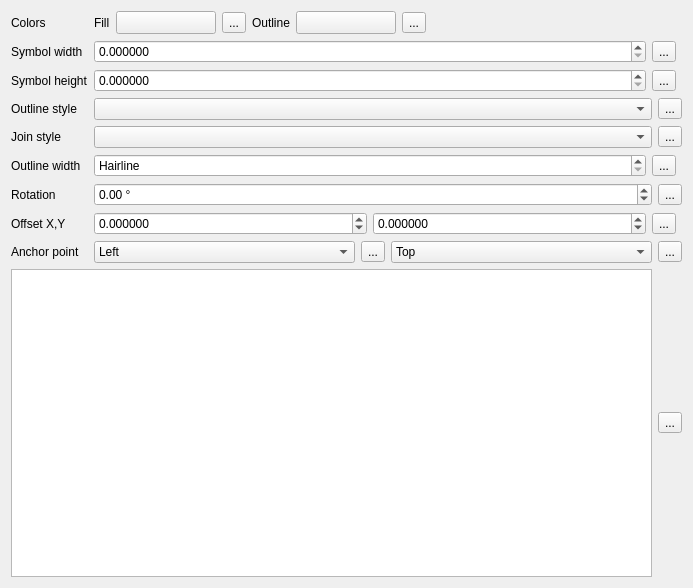
Above: src/ui/symbollayer/widget_ellipse.ui from carsmie/QGIS before the change. Below: the same form after it.
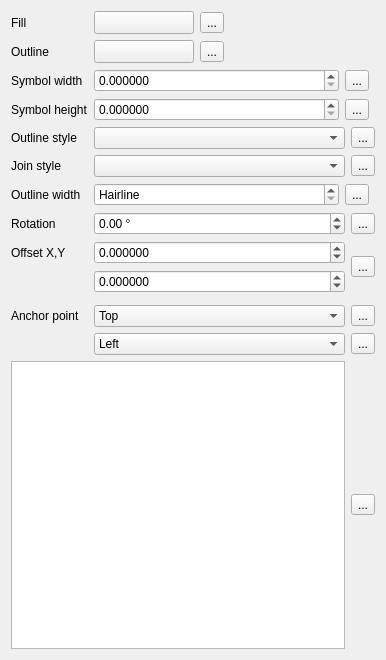
That is the form after the change. Custom widgets are drawn as their Qt base class.

Commit message: [FEATURE] Add style/history tab to style dock

```diff
--- a/src/ui/symbollayer/widget_ellipse.ui
+++ b/src/ui/symbollayer/widget_ellipse.ui
@@ -6,115 +6,15 @@
    <rect>
     <x>0</x>
     <y>0</y>
-    <width>693</width>
-    <height>588</height>
+    <width>386</width>
+    <height>660</height>
    </rect>
   </property>
   <property name="windowTitle">
    <string>Form</string>
   </property>
-  <layout class="QGridLayout" name="gridLayout_2">
+  <layout class="QFormLayout" name="formLayout">
    <item row="0" column="0">
-    <layout class="QGridLayout" name="gridLayout">
-     <item row="1" column="0">
-      <widget class="QLabel" name="mSymbolWidthLabel">
-       <property name="text">
-        <string>Symbol width</string>
-       </property>
-       <property name="buddy">
-        <cstring>mWidthSpinBox</cstring>
-       </property>
-      </widget>
-     </item>
-     <item row="2" column="0">
-      <widget class="QLabel" name="mSymbolHeightLabel">
-       <property name="text">
-        <string>Symbol height</string>
-       </property>
-       <property name="buddy">
-        <cstring>mHeightSpinBox</cstring>
-       </property>
-      </widget>
-     </item>
-     <item row="8" column="1">
-      <layout class="QHBoxLayout" name="horizontalLayout_6">
-       <item>
-        <widget class="QComboBox" name="mHorizontalAnchorComboBox">
-         <item>
-          <property name="text">
-           <string>Left</string>
-          </property>
-         </item>
-         <item>
-          <property name="text">
-           <string>HCenter</string>
-          </property>
-         </item>
-         <item>
-          <property name="text">
-           <string>Right</string>
-          </property>
-         </item>
-        </widget>
-       </item>
-       <item>
-        <widget class="QgsDataDefinedButton" name="mHorizontalAnchorDDBtn">
-         <property name="text">
-          <string>...</string>
-         </property>
-        </widget>
-       </item>
-       <item>
-        <widget class="QComboBox" name="mVerticalAnchorComboBox">
-         <item>
-          <property name="text">
-           <string>Top</string>
-          </property>
-         </item>
-         <item>
-          <property name="text">
-           <string>VCenter</string>
-          </property>
-         </item>
-         <item>
-          <property name="text">
-           <string>Bottom</string>
-          </property>
-         </item>
-        </widget>
-       </item>
-       <item>
-        <widget class="QgsDataDefinedButton" name="mVerticalAnchorDDBtn">
-         <property name="text">
-          <string>...</string>
-         </property>
-        </widget>
-       </item>
-      </layout>
-     </item>
-     <item row="8" column="0">
-      <widget class="QLabel" name="mAnchorPointLabel">
-       <property name="text">
-        <string>Anchor point</string>
-       </property>
-       <property name="buddy">
-        <cstring>mHorizontalAnchorComboBox</cstring>
-       </property>
-      </widget>
-     </item>
-     <item row="7" column="0">
-      <widget class="QLabel" name="label_5">
-       <property name="text">
-        <string>Offset X,Y</string>
-       </property>
-       <property name="buddy">
-        <cstring>spinOffsetX</cstring>
-       </property>
-      </widget>
-     </item>
-     <item row="0" column="1">
-      <layout class="QHBoxLayout" name="horizontalLayout_4">
-       <item>
         <widget class="QLabel" name="label_3">
          <property name="sizePolicy">
           <sizepolicy hsizetype="Maximum" vsizetype="Preferred">
@@ -130,6 +30,11 @@
          </property>
         </widget>
        </item>
+   <item row="0" column="1">
+    <layout class="QHBoxLayout" name="horizontalLayout_9">
+     <property name="topMargin">
+      <number>0</number>
+     </property>
        <item>
         <widget class="QgsColorButtonV2" name="btnChangeColorFill">
          <property name="minimumSize">
@@ -157,6 +62,21 @@
         </widget>
        </item>
        <item>
+      <spacer name="horizontalSpacer">
+       <property name="orientation">
+        <enum>Qt::Horizontal</enum>
+       </property>
+       <property name="sizeHint" stdset="0">
+        <size>
+         <width>40</width>
+         <height>20</height>
+        </size>
+       </property>
+      </spacer>
+     </item>
+    </layout>
+   </item>
+   <item row="1" column="0">
         <widget class="QLabel" name="label">
          <property name="sizePolicy">
           <sizepolicy hsizetype="Maximum" vsizetype="Preferred">
@@ -172,6 +92,11 @@
          </property>
         </widget>
        </item>
+   <item row="1" column="1">
+    <layout class="QHBoxLayout" name="horizontalLayout_12">
+     <property name="topMargin">
+      <number>0</number>
+     </property>
        <item>
         <widget class="QgsColorButtonV2" name="btnChangeColorBorder">
          <property name="minimumSize">
@@ -199,7 +124,7 @@
         </widget>
        </item>
        <item>
-        <spacer name="horizontalSpacer">
+      <spacer name="horizontalSpacer_2">
          <property name="orientation">
           <enum>Qt::Horizontal</enum>
          </property>
@@ -213,7 +138,70 @@
        </item>
       </layout>
      </item>
+   <item row="2" column="0">
+    <widget class="QLabel" name="mSymbolWidthLabel">
+     <property name="text">
+      <string>Symbol width</string>
+     </property>
+     <property name="buddy">
+      <cstring>mWidthSpinBox</cstring>
+     </property>
+    </widget>
+   </item>
      <item row="2" column="1">
+    <layout class="QHBoxLayout" name="horizontalLayout">
+     <item>
+      <widget class="QgsDoubleSpinBox" name="mWidthSpinBox">
+       <property name="sizePolicy">
+        <sizepolicy hsizetype="Minimum" vsizetype="Fixed">
+         <horstretch>1</horstretch>
+         <verstretch>0</verstretch>
+        </sizepolicy>
+       </property>
+       <property name="decimals">
+        <number>6</number>
+       </property>
+       <property name="maximum">
+        <double>999999999.000000000000000</double>
+       </property>
+       <property name="singleStep">
+        <double>0.200000000000000</double>
+       </property>
+       <property name="showClearButton" stdset="0">
+        <bool>false</bool>
+       </property>
+      </widget>
+     </item>
+     <item>
+      <widget class="QgsDataDefinedButton" name="mSymbolWidthDDBtn">
+       <property name="text">
+        <string>...</string>
+       </property>
+      </widget>
+     </item>
+     <item>
+      <widget class="QgsUnitSelectionWidget" name="mSymbolWidthUnitWidget" native="true">
+       <property name="minimumSize">
+        <size>
+         <width>0</width>
+         <height>0</height>
+        </size>
+       </property>
+      </widget>
+     </item>
+    </layout>
+   </item>
+   <item row="3" column="0">
+    <widget class="QLabel" name="mSymbolHeightLabel">
+     <property name="text">
+      <string>Symbol height</string>
+     </property>
+     <property name="buddy">
+      <cstring>mHeightSpinBox</cstring>
+     </property>
+    </widget>
+   </item>
+   <item row="3" column="1">
       <layout class="QHBoxLayout" name="horizontalLayout_3">
        <item>
         <widget class="QgsDoubleSpinBox" name="mHeightSpinBox">
@@ -256,7 +244,65 @@
        </item>
       </layout>
      </item>
+   <item row="4" column="0">
+    <widget class="QLabel" name="mOutlineStyleLabel">
+     <property name="text">
+      <string>Outline style</string>
+     </property>
+     <property name="buddy">
+      <cstring>mOutlineStyleComboBox</cstring>
+     </property>
+    </widget>
+   </item>
+   <item row="4" column="1">
+    <layout class="QHBoxLayout" name="horizontalLayout_8">
+     <item>
+      <widget class="QgsPenStyleComboBox" name="mOutlineStyleComboBox"/>
+     </item>
+     <item>
+      <widget class="QgsDataDefinedButton" name="mOutlineStyleDDBtn">
+       <property name="text">
+        <string>...</string>
+       </property>
+      </widget>
+     </item>
+    </layout>
+   </item>
+   <item row="5" column="0">
+    <widget class="QLabel" name="label_8">
+     <property name="text">
+      <string>Join style</string>
+     </property>
+     <property name="alignment">
+      <set>Qt::AlignLeading|Qt::AlignLeft|Qt::AlignVCenter</set>
+     </property>
+    </widget>
+   </item>
      <item row="5" column="1">
+    <layout class="QHBoxLayout" name="horizontalLayout_7">
+     <item>
+      <widget class="QgsPenJoinStyleComboBox" name="cboJoinStyle"/>
+     </item>
+     <item>
+      <widget class="QgsDataDefinedButton" name="mJoinStyleDDBtn">
+       <property name="text">
+        <string>...</string>
+       </property>
+      </widget>
+     </item>
+    </layout>
+   </item>
+   <item row="6" column="0">
+    <widget class="QLabel" name="mOutlineWidthLabel">
+     <property name="text">
+      <string>Outline width</string>
+     </property>
+     <property name="buddy">
+      <cstring>mOutlineWidthSpinBox</cstring>
+     </property>
+    </widget>
+   </item>
+   <item row="6" column="1">
       <layout class="QHBoxLayout" name="horizontalLayout_2">
        <item>
         <widget class="QgsDoubleSpinBox" name="mOutlineWidthSpinBox">
@@ -302,89 +348,7 @@
        </item>
       </layout>
      </item>
-     <item row="7" column="1">
-      <layout class="QHBoxLayout" name="horizontalLayout_5">
-       <item>
-        <widget class="QgsDoubleSpinBox" name="spinOffsetX">
-         <property name="sizePolicy">
-          <sizepolicy hsizetype="Minimum" vsizetype="Fixed">
-           <horstretch>1</horstretch>
-           <verstretch>0</verstretch>
-          </sizepolicy>
-         </property>
-         <property name="decimals">
-          <number>6</number>
-         </property>
-         <property name="minimum">
-          <double>-999999999.000000000000000</double>
-         </property>
-         <property name="maximum">
-          <double>999999999.000000000000000</double>
-         </property>
-         <property name="singleStep">
-          <double>0.200000000000000</double>
-         </property>
-        </widget>
-       </item>
-       <item>
-        <widget class="QgsDoubleSpinBox" name="spinOffsetY">
-         <property name="sizePolicy">
-          <sizepolicy hsizetype="Minimum" vsizetype="Fixed">
-           <horstretch>1</horstretch>
-           <verstretch>0</verstretch>
-          </sizepolicy>
-         </property>
-         <property name="decimals">
-          <number>6</number>
-         </property>
-         <property name="minimum">
-          <double>-999999999.000000000000000</double>
-         </property>
-         <property name="maximum">
-          <double>999999999.000000000000000</double>
-         </property>
-         <property name="singleStep">
-          <double>0.200000000000000</double>
-         </property>
-        </widget>
-       </item>
-       <item>
-        <widget class="QgsDataDefinedButton" name="mOffsetDDBtn">
-         <property name="text">
-          <string>...</string>
-         </property>
-        </widget>
-       </item>
-       <item>
-        <widget class="QgsUnitSelectionWidget" name="mOffsetUnitWidget" native="true">
-         <property name="minimumSize">
-          <size>
-           <width>0</width>
-           <height>0</height>
-          </size>
-         </property>
-        </widget>
-       </item>
-      </layout>
-     </item>
-     <item row="0" column="0">
-      <widget class="QLabel" name="label_2">
-       <property name="text">
-        <string>Colors</string>
-       </property>
-      </widget>
-     </item>
-     <item row="5" column="0">
-      <widget class="QLabel" name="mOutlineWidthLabel">
-       <property name="text">
-        <string>Outline width</string>
-       </property>
-       <property name="buddy">
-        <cstring>mOutlineWidthSpinBox</cstring>
-       </property>
-      </widget>
-     </item>
-     <item row="6" column="0">
+   <item row="7" column="0">
       <widget class="QLabel" name="mRotationLabel">
        <property name="text">
         <string>Rotation</string>
@@ -394,7 +358,7 @@
        </property>
       </widget>
      </item>
-     <item row="6" column="1">
+   <item row="7" column="1">
       <layout class="QHBoxLayout" name="horizontalLayout_10">
        <item>
         <widget class="QgsDoubleSpinBox" name="mRotationSpinBox">
@@ -421,39 +385,20 @@
        </item>
       </layout>
      </item>
-     <item row="1" column="1">
-      <layout class="QHBoxLayout" name="horizontalLayout">
-       <item>
-        <widget class="QgsDoubleSpinBox" name="mWidthSpinBox">
-         <property name="sizePolicy">
-          <sizepolicy hsizetype="Minimum" vsizetype="Fixed">
-           <horstretch>1</horstretch>
-           <verstretch>0</verstretch>
-          </sizepolicy>
-         </property>
-         <property name="decimals">
-          <number>6</number>
-         </property>
-         <property name="maximum">
-          <double>999999999.000000000000000</double>
-         </property>
-         <property name="singleStep">
-          <double>0.200000000000000</double>
-         </property>
-         <property name="showClearButton" stdset="0">
-          <bool>false</bool>
-         </property>
-        </widget>
-       </item>
-       <item>
-        <widget class="QgsDataDefinedButton" name="mSymbolWidthDDBtn">
+   <item row="8" column="0">
+    <widget class="QLabel" name="label_5">
          <property name="text">
-          <string>...</string>
+      <string>Offset X,Y</string>
+     </property>
+     <property name="buddy">
+      <cstring>spinOffsetX</cstring>
          </property>
         </widget>
        </item>
-       <item>
-        <widget class="QgsUnitSelectionWidget" name="mSymbolWidthUnitWidget" native="true">
+   <item row="8" column="1">
+    <layout class="QGridLayout" name="gridLayout">
+     <item row="4" column="0">
+      <widget class="QgsUnitSelectionWidget" name="mOffsetUnitWidget" native="true">
          <property name="minimumSize">
           <size>
            <width>0</width>
@@ -462,49 +407,129 @@
          </property>
         </widget>
        </item>
-      </layout>
+     <item row="2" column="0">
+      <widget class="QgsDoubleSpinBox" name="spinOffsetY">
+       <property name="sizePolicy">
+        <sizepolicy hsizetype="Minimum" vsizetype="Fixed">
+         <horstretch>1</horstretch>
+         <verstretch>0</verstretch>
+        </sizepolicy>
+       </property>
+       <property name="decimals">
+        <number>6</number>
+       </property>
+       <property name="minimum">
+        <double>-999999999.000000000000000</double>
+       </property>
+       <property name="maximum">
+        <double>999999999.000000000000000</double>
+       </property>
+       <property name="singleStep">
+        <double>0.200000000000000</double>
+       </property>
+      </widget>
      </item>
      <item row="3" column="0">
-      <widget class="QLabel" name="mOutlineStyleLabel">
+      <widget class="QgsDoubleSpinBox" name="spinOffsetX">
+       <property name="sizePolicy">
+        <sizepolicy hsizetype="Minimum" vsizetype="Fixed">
+         <horstretch>1</horstretch>
+         <verstretch>0</verstretch>
+        </sizepolicy>
+       </property>
+       <property name="decimals">
+        <number>6</number>
+       </property>
+       <property name="minimum">
+        <double>-999999999.000000000000000</double>
+       </property>
+       <property name="maximum">
+        <double>999999999.000000000000000</double>
+       </property>
+       <property name="singleStep">
+        <double>0.200000000000000</double>
+       </property>
+      </widget>
+     </item>
+     <item row="2" column="1" rowspan="2">
+      <layout class="QVBoxLayout" name="verticalLayout">
+       <property name="rightMargin">
+        <number>0</number>
+       </property>
+       <item>
+        <widget class="QgsDataDefinedButton" name="mOffsetDDBtn">
        <property name="text">
-        <string>Outline style</string>
+          <string>...</string>
+         </property>
+        </widget>
+       </item>
+      </layout>
+     </item>
+    </layout>
+   </item>
+   <item row="9" column="0">
+    <widget class="QLabel" name="mAnchorPointLabel">
+     <property name="text">
+      <string>Anchor point</string>
        </property>
        <property name="buddy">
         <cstring>mOutlineStyleComboBox</cstring>
        </property>
       </widget>
      </item>
-     <item row="3" column="1">
-      <layout class="QHBoxLayout" name="horizontalLayout_8">
+   <item row="9" column="1">
+    <layout class="QHBoxLayout" name="horizontalLayout_13">
        <item>
-        <widget class="QgsPenStyleComboBox" name="mOutlineStyleComboBox"/>
+      <widget class="QComboBox" name="mVerticalAnchorComboBox">
+       <item>
+        <property name="text">
+         <string>Top</string>
+        </property>
        </item>
        <item>
-        <widget class="QgsDataDefinedButton" name="mOutlineStyleDDBtn">
          <property name="text">
+         <string>VCenter</string>
+        </property>
+       </item>
+       <item>
+        <property name="text">
+         <string>Bottom</string>
+        </property>
+       </item>
+      </widget>
+     </item>
+     <item>
+      <widget class="QgsDataDefinedButton" name="mVerticalAnchorDDBtn">
+       <property name="text">
           <string>...</string>
          </property>
         </widget>
        </item>
       </layout>
      </item>
-     <item row="4" column="0">
-      <widget class="QLabel" name="label_8">
+   <item row="10" column="1">
+    <layout class="QHBoxLayout" name="horizontalLayout_14">
+     <item>
+      <widget class="QComboBox" name="mHorizontalAnchorComboBox">
+       <item>
        <property name="text">
-        <string>Join style</string>
-       </property>
-       <property name="alignment">
-        <set>Qt::AlignLeading|Qt::AlignLeft|Qt::AlignVCenter</set>
-       </property>
-      </widget>
-     </item>
-     <item row="4" column="1">
-      <layout class="QHBoxLayout" name="horizontalLayout_7">
+         <string>Left</string>
+        </property>
+       </item>
+       <item>
+        <property name="text">
+         <string>HCenter</string>
+        </property>
+       </item>
        <item>
-        <widget class="QgsPenJoinStyleComboBox" name="cboJoinStyle"/>
+        <property name="text">
+         <string>Right</string>
+        </property>
        </item>
+      </widget>
+     </item>
        <item>
-        <widget class="QgsDataDefinedButton" name="mJoinStyleDDBtn">
+      <widget class="QgsDataDefinedButton" name="mHorizontalAnchorDDBtn">
          <property name="text">
           <string>...</string>
          </property>
@@ -512,9 +537,7 @@
        </item>
       </layout>
      </item>
-    </layout>
-   </item>
-   <item row="1" column="0">
+   <item row="11" column="0" colspan="2">
     <layout class="QHBoxLayout" name="horizontalLayout_11">
      <item>
       <widget class="QListWidget" name="mShapeListWidget">
@@ -574,12 +597,6 @@
   </layout>
  </widget>
  <customwidgets>
-  <customwidget>
-   <class>QgsColorButtonV2</class>
-   <extends>QToolButton</extends>
-   <header>qgscolorbuttonv2.h</header>
-   <container>1</container>
-  </customwidget>
   <customwidget>
    <class>QgsDataDefinedButton</class>
    <extends>QToolButton</extends>
@@ -596,6 +613,12 @@
    <header>qgsunitselectionwidget.h</header>
    <container>1</container>
   </customwidget>
+  <customwidget>
+   <class>QgsColorButtonV2</class>
+   <extends>QToolButton</extends>
+   <header>qgscolorbuttonv2.h</header>
+   <container>1</container>
+  </customwidget>
   <customwidget>
    <class>QgsPenJoinStyleComboBox</class>
    <extends>QComboBox</extends>
```
Left out of the diff: 8 changed lines with no effect on the pictures. Lines whose indentation alone changed are shown as unchanged. The commit also changes 53 other files.
